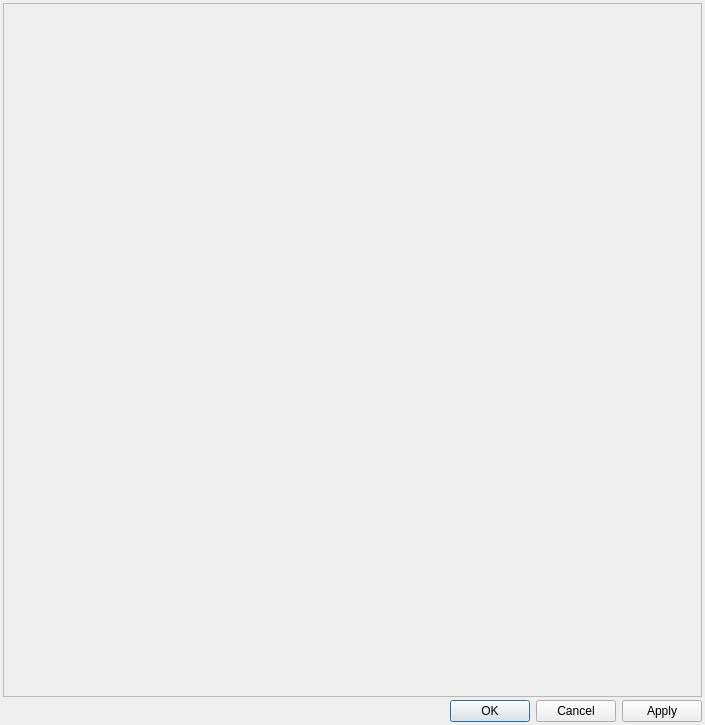
Above: ui/style_editor.ui from SMByC/PCA4CD before the change. Below: the same form after it.
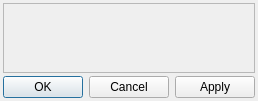
That is the form after the change.

Commit message: UI sizes adjusted

The edit to the form file:
```diff
--- a/ui/style_editor.ui
+++ b/ui/style_editor.ui
@@ -2,14 +2,6 @@
 <ui version="4.0">
  <class>Dialog</class>
  <widget class="QDialog" name="Dialog">
-  <property name="geometry">
-   <rect>
-    <x>0</x>
-    <y>0</y>
-    <width>705</width>
-    <height>725</height>
-   </rect>
-  </property>
   <property name="windowTitle">
    <string>Style Editor</string>
   </property>
@@ -48,8 +40,8 @@
        <rect>
         <x>0</x>
         <y>0</y>
-        <width>695</width>
-        <height>662</height>
+        <width>316</width>
+        <height>80</height>
        </rect>
       </property>
      </widget>
```
The commit also changes 5 other files.
